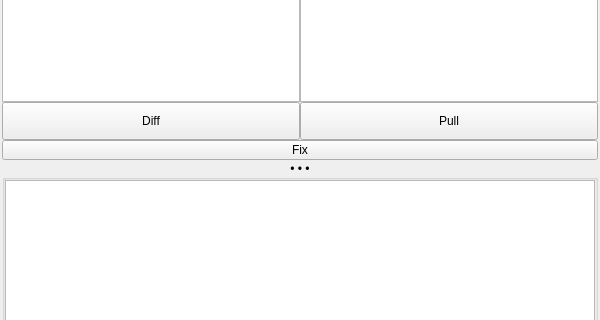
Above: mayatk/env_utils/hierarchy_manager/hierarchy_manager.ui from m3trik/mayatk before the change; both pictures show x 0 to 600 and y 420 to 740 of the 600 by 856 pixel window. Below: the same form after it.
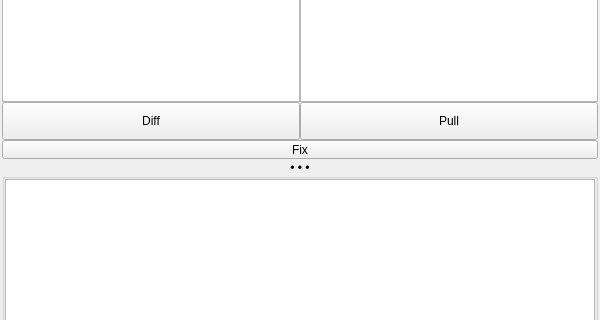
That is the form after the change. Custom widgets are drawn as their Qt base class.

Patch:
```diff
--- a/mayatk/env_utils/hierarchy_manager/hierarchy_manager.ui
+++ b/mayatk/env_utils/hierarchy_manager/hierarchy_manager.ui
@@ -132,13 +132,13 @@
           <property name="minimumSize">
            <size>
             <width>0</width>
-            <height>20</height>
+            <height>19</height>
            </size>
           </property>
           <property name="maximumSize">
            <size>
             <width>16777215</width>
-            <height>20</height>
+            <height>19</height>
            </size>
           </property>
           <property name="text">
```
